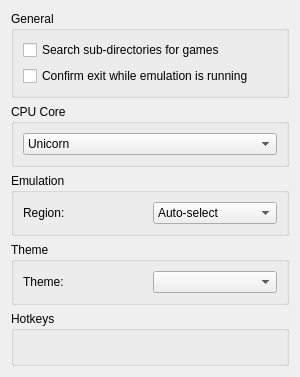
rorrim-rorrim/eden-alt, file src/yuzu/configuration/configure_general.ui: the form before one commit.
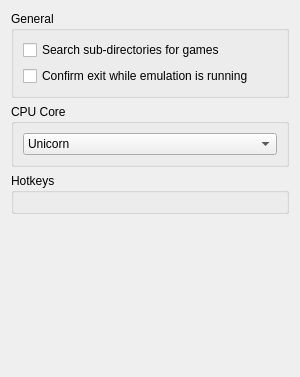
The form after the commit. Custom widgets are drawn as their Qt base class.

What changed in the file:
```diff
--- a/src/yuzu/configuration/configure_general.ui
+++ b/src/yuzu/configuration/configure_general.ui
@@ -70,102 +70,6 @@
          </layout>
        </widget>
      </item>
-     <item>
-      <widget class="QGroupBox" name="groupBox_4">
-       <property name="title">
-        <string>Emulation</string>
-       </property>
-       <layout class="QHBoxLayout" name="horizontalLayout_5">
-        <item>
-         <layout class="QVBoxLayout" name="verticalLayout_6">
-          <item>
-           <layout class="QHBoxLayout" name="horizontalLayout_6">
-            <item>
-             <widget class="QLabel" name="label">
-              <property name="text">
-               <string>Region:</string>
-              </property>
-             </widget>
-            </item>
-            <item>
-             <widget class="QComboBox" name="region_combobox">
-              <item>
-               <property name="text">
-                <string>Auto-select</string>
-               </property>
-              </item>
-              <item>
-               <property name="text">
-                <string notr="true">JPN</string>
-               </property>
-              </item>
-              <item>
-               <property name="text">
-                <string notr="true">USA</string>
-               </property>
-              </item>
-              <item>
-               <property name="text">
-                <string notr="true">EUR</string>
-               </property>
-              </item>
-              <item>
-               <property name="text">
-                <string notr="true">AUS</string>
-               </property>
-              </item>
-              <item>
-               <property name="text">
-                <string notr="true">CHN</string>
-               </property>
-              </item>
-              <item>
-               <property name="text">
-                <string notr="true">KOR</string>
-               </property>
-              </item>
-              <item>
-               <property name="text">
-                <string notr="true">TWN</string>
-               </property>
-              </item>
-             </widget>
-            </item>
-           </layout>
-          </item>
-         </layout>
-        </item>
-       </layout>
-      </widget>
-     </item>
-     <item>
-      <widget class="QGroupBox" name="theme_group_box">
-       <property name="title">
-        <string>Theme</string>
-       </property>
-       <layout class="QHBoxLayout" name="theme_qhbox_layout">
-        <item>
-         <layout class="QVBoxLayout" name="theme_qvbox_layout">
-          <item>
-           <layout class="QHBoxLayout" name="theme_qhbox_layout_2">
-            <item>
-             <widget class="QLabel" name="theme_label">
-              <property name="text">
-               <string>Theme:</string>
-              </property>
-             </widget>
-            </item>
-            <item>
-             <widget class="QComboBox" name="theme_combobox">
-             </widget>
-            </item>
-           </layout>
-          </item>
-         </layout>
-        </item>
-       </layout>
-      </widget>
-     </item>
      <item>
       <widget class="QGroupBox" name="groupBox_3">
        <property name="title">
@@ -182,6 +86,19 @@
        </layout>
       </widget>
      </item>
+     <item>
+      <spacer name="verticalSpacer">
+       <property name="orientation">
+        <enum>Qt::Vertical</enum>
+       </property>
+       <property name="sizeHint" stdset="0">
+        <size>
+         <width>20</width>
+         <height>40</height>
+        </size>
+       </property>
+      </spacer>
+     </item>
     </layout>
    </item>
   </layout>
```
